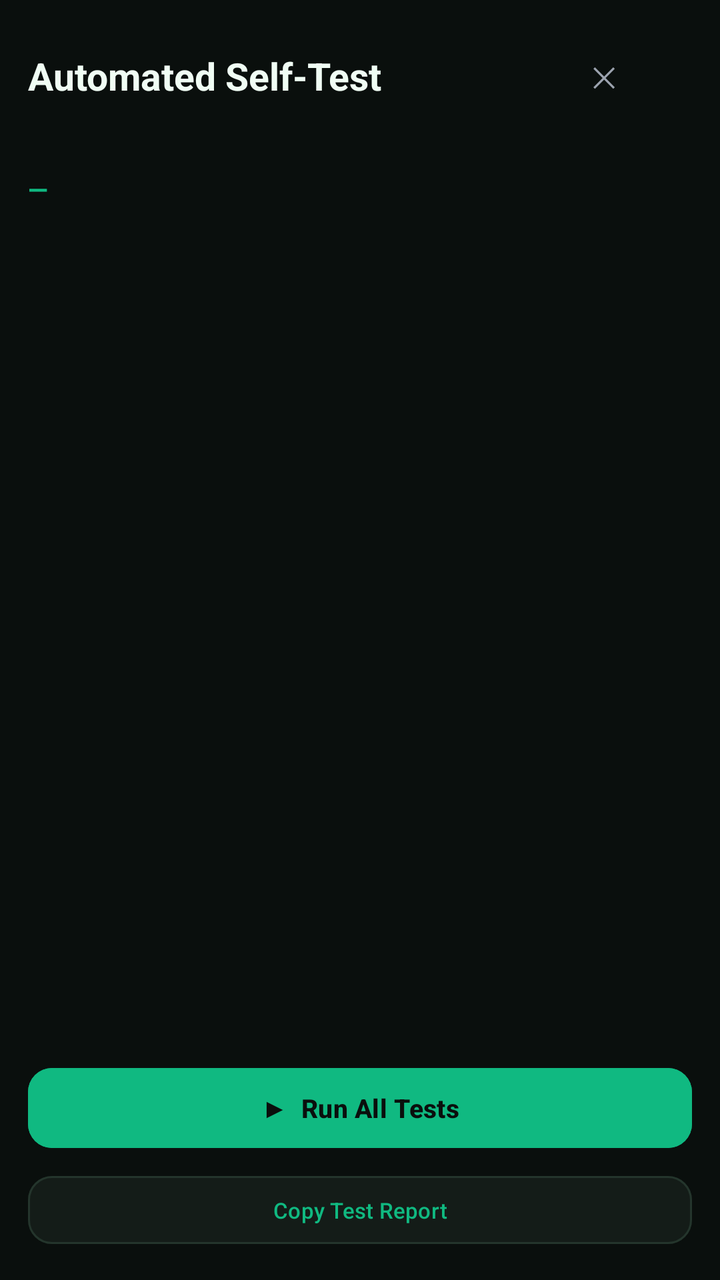
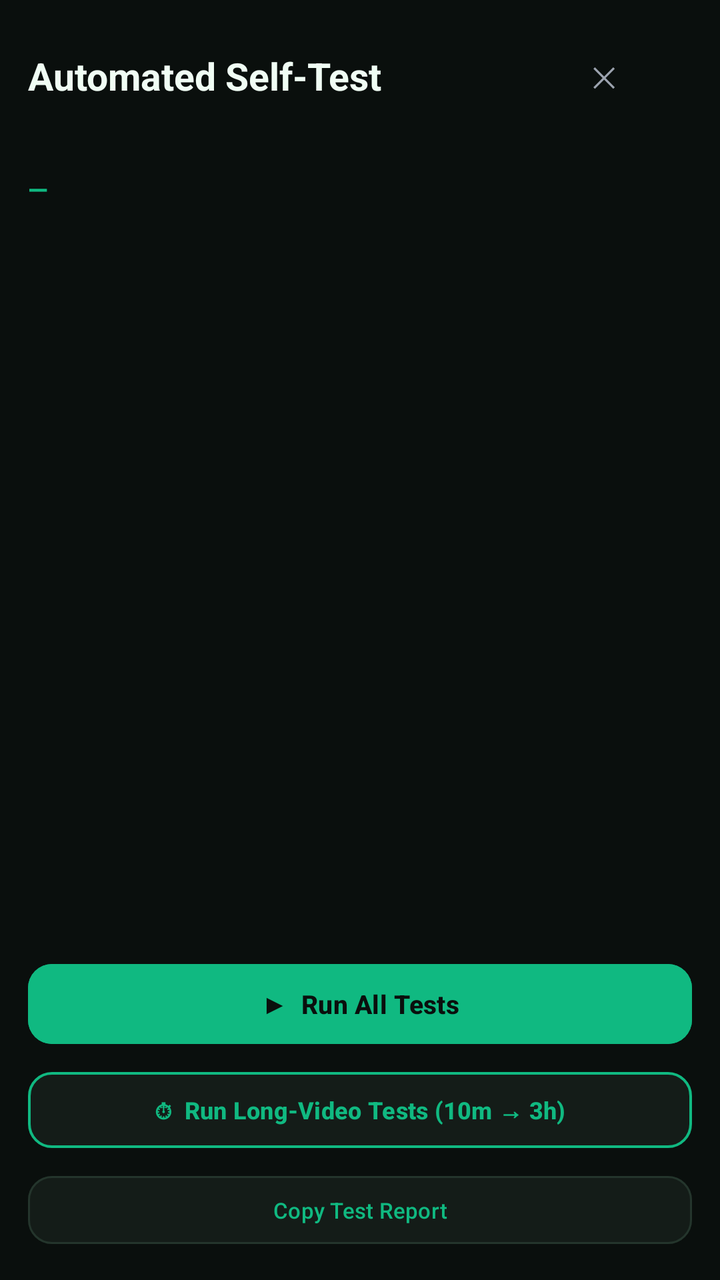

Before-and-after screenshots of an Android layout around one commit, followed by the original layout XML and the change that was made.
<!-- AndroidManifest.xml: application theme Theme.UltraVideoMerger -->
<!-- res/layout/fragment_selftest.xml -->
<?xml version="1.0" encoding="utf-8"?>
<LinearLayout xmlns:android="http://schemas.android.com/apk/res/android"
    xmlns:app="http://schemas.android.com/apk/res-auto"
    android:layout_width="match_parent" android:layout_height="match_parent"
    android:orientation="vertical" android:background="@color/bg_dark"
    android:fitsSystemWindows="true" android:padding="14dp">

    <LinearLayout android:layout_width="match_parent" android:layout_height="wrap_content"
        android:orientation="horizontal" android:gravity="center_vertical">
        <TextView android:layout_width="0dp" android:layout_height="wrap_content"
            android:layout_weight="1" android:text="Automated Self-Test"
            android:textColor="@color/text_primary" android:textSize="19sp" android:textStyle="bold" />
        <com.google.android.material.button.MaterialButton android:id="@+id/btnBack"
            style="@style/Widget.Material3.Button.TextButton" android:layout_width="wrap_content"
            android:layout_height="wrap_content" android:text="✕" android:textColor="@color/text_secondary" />
    </LinearLayout>

    <TextView android:id="@+id/tvNote" android:layout_width="match_parent"
        android:layout_height="wrap_content" android:text="" android:textColor="@color/text_tertiary"
        android:textSize="10sp" android:layout_marginTop="2dp" />

    <TextView android:id="@+id/tvSummary" android:layout_width="match_parent"
        android:layout_height="wrap_content" android:text="—" android:textColor="@color/accent"
        android:textSize="13sp" android:textStyle="bold" android:layout_marginTop="8dp" />

    <ProgressBar android:id="@+id/progress" android:layout_width="match_parent"
        android:layout_height="3dp" android:indeterminate="true" android:visibility="gone"
        android:layout_marginTop="4dp" />

    <androidx.recyclerview.widget.RecyclerView android:id="@+id/rvTests"
        android:layout_width="match_parent" android:layout_height="0dp" android:layout_weight="1"
        app:layoutManager="androidx.recyclerview.widget.LinearLayoutManager" />

    <com.google.android.material.button.MaterialButton android:id="@+id/btnRun"
        android:layout_width="match_parent" android:layout_height="48dp" android:text="▶  Run All Tests"
        android:textSize="13sp" android:textStyle="bold" app:cornerRadius="12dp"
        android:backgroundTint="@color/accent" android:textColor="@color/bg_dark" />
    <com.google.android.material.button.MaterialButton android:id="@+id/btnCopyReport"
        android:layout_width="match_parent" android:layout_height="42dp" android:layout_marginTop="6dp"
        android:text="Copy Test Report" android:textSize="11sp" app:cornerRadius="12dp"
        android:backgroundTint="@color/surface" android:textColor="@color/accent"
        app:strokeColor="@color/stroke" app:strokeWidth="1dp" android:enabled="false" />
</LinearLayout>
<!-- resources referenced by this layout -->
<resources>
  <color name="accent">#10B981</color>
  <color name="bg_dark">#0A0F0D</color>
  <color name="stroke">#24352C</color>
  <color name="surface">#141C18</color>
  <color name="text_primary">#F0FDF4</color>
  <color name="text_secondary">#9CA3AF</color>
  <color name="text_tertiary">#6B7280</color>
  <style name="Theme.UltraVideoMerger" parent="Theme.Material3.Dark.NoActionBar">
          <item name="colorPrimary">@color/accent</item>
          <item name="colorOnPrimary">@color/bg_dark</item>
          <item name="colorPrimaryContainer">@color/surface_variant</item>
          <item name="colorOnPrimaryContainer">@color/accent</item>
          <item name="colorSecondary">@color/accent</item>
          <item name="colorOnSecondary">@color/bg_dark</item>
          <item name="colorSurface">@color/surface</item>
          <item name="colorOnSurface">@color/text_primary</item>
          <item name="colorSurfaceVariant">@color/surface_variant</item>
          <item name="colorOnSurfaceVariant">@color/text_secondary</item>
          <item name="colorOutline">@color/stroke</item>
          <item name="android:colorBackground">@color/bg_dark</item>
          <item name="colorOnBackground">@color/text_primary</item>
          <item name="colorError">@color/danger</item>
          <item name="android:statusBarColor">@color/bg_dark</item>
          <item name="android:navigationBarColor">@color/bg_dark</item>
          <item name="android:windowLightStatusBar">false</item>
          <item name="android:textColorHint">@color/text_tertiary</item>
      </style>
  <color name="surface_variant">#1C2822</color>
  <color name="danger">#EF4444</color>
</resources>

<!-- the commit's change to res/layout/fragment_selftest.xml (unified diff, before → after) -->
@@ -35,6 +35,13 @@
         android:layout_width="match_parent" android:layout_height="48dp" android:text="▶  Run All Tests"
         android:textSize="13sp" android:textStyle="bold" app:cornerRadius="12dp"
         android:backgroundTint="@color/accent" android:textColor="@color/bg_dark" />
+    <com.google.android.material.button.MaterialButton android:id="@+id/btnRunLong"
+        android:layout_width="match_parent" android:layout_height="46dp" android:layout_marginTop="6dp"
+        android:text="⏱  Run Long-Video Tests (10m → 3h)"
+        android:textSize="12sp" android:textStyle="bold" app:cornerRadius="12dp"
+        android:backgroundTint="@color/surface" android:textColor="@color/accent"
+        app:strokeColor="@color/accent" app:strokeWidth="1.2dp" />
+
     <com.google.android.material.button.MaterialButton android:id="@+id/btnCopyReport"
         android:layout_width="match_parent" android:layout_height="42dp" android:layout_marginTop="6dp"
         android:text="Copy Test Report" android:textSize="11sp" app:cornerRadius="12dp"
